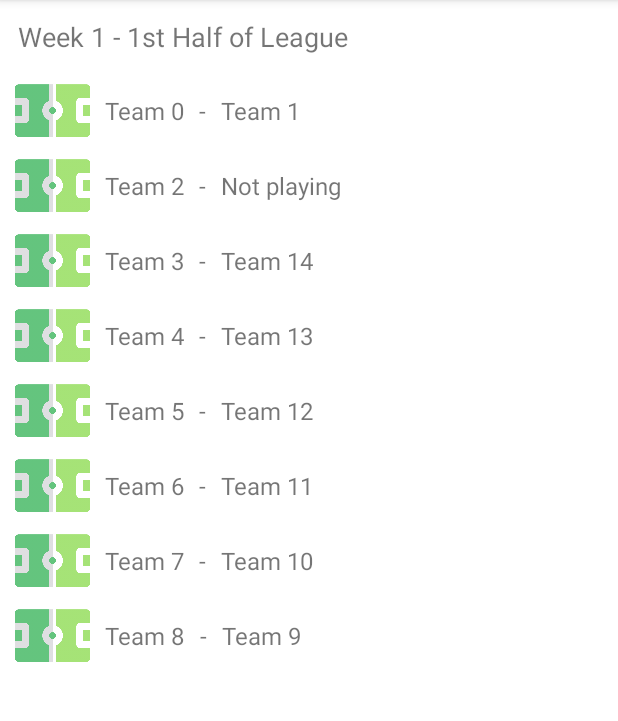
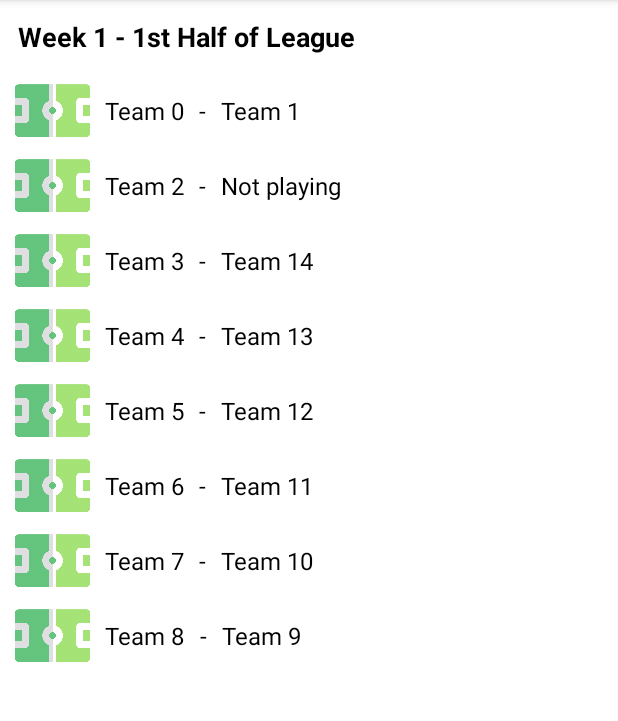
Before and after one commit to canyetismis/202105-HuaweiCaseStudy, an Android app: the FixtureActivity screen opened directly, with no data from a screen before it, on a phone screen of 412 x 824 dp, the part 84-805 px from its top. Run offline under Robolectric (Android 15) with nearby library versions, the phone set to English and light mode, and no system bars.

Commit message:
made some cosmetic changes and changed some colours in themes

```diff
--- a/app/src/main/java/com/canyetismis/football_app/repository/TeamRepository.java
+++ b/app/src/main/java/com/canyetismis/football_app/repository/TeamRepository.java
@@ -46,7 +46,7 @@ public class TeamRepository {
 
     private List<FixtureWeeks> generateFixture(List<Team> teams){
         List<Team> team_list = new ArrayList<>(teams);
-        List<FixtureWeeks> fixtures = new ArrayList<>();
+        List<FixtureWeeks> fixture = new ArrayList<>();
 
         if (team_list.size() % 2 != 0) {
             team_list.add(new Team(notPlaying)); // If odd number of teams add a dummy team
@@ -83,10 +83,10 @@ public class TeamRepository {
                 }
             }
 
-            fixtures.add(new FixtureWeeks(matches, "Week " + (week+1) + " - 1st Half of League"));
+            fixture.add(new FixtureWeeks(matches, "Week " + (week+1) + " - 1st Half of League"));
         }
-        fixtures.addAll(invert(fixtures,numWeeks));
-        return fixtures;
+        fixture.addAll(invert(fixture,numWeeks));
+        return fixture;
     }
 
     private List<FixtureWeeks> invert(List<FixtureWeeks> league1, int numWeeks){
--- a/app/src/main/res/layout/match_list.xml
+++ b/app/src/main/res/layout/match_list.xml
@@ -1,24 +1,22 @@
 <?xml version="1.0" encoding="utf-8"?>
-<RelativeLayout xmlns:android="http://schemas.android.com/apk/res/android"
+<LinearLayout xmlns:android="http://schemas.android.com/apk/res/android"
     android:layout_width="match_parent"
     android:layout_height="match_parent"
+    android:orientation="vertical"
     android:id="@+id/list_layout">
-    <LinearLayout
-        android:layout_width="match_parent"
-        android:layout_height="wrap_content"
-        android:orientation="vertical">
+
     <TextView
         android:id="@+id/week_title"
         android:layout_width="match_parent"
         android:layout_height="wrap_content"
         android:padding="12sp"
         android:textSize="18sp"
-            android:text="Week Title"/>
+        android:text="Week Title"
+        android:textStyle="bold"/>
     <androidx.recyclerview.widget.RecyclerView
         android:layout_width="match_parent"
         android:layout_height="match_parent"
         android:id="@+id/match_list">
     </androidx.recyclerview.widget.RecyclerView>
+
 </LinearLayout>
-
-</RelativeLayout>
--- a/app/src/main/res/values-night/themes.xml
+++ b/app/src/main/res/values-night/themes.xml
@@ -11,6 +11,6 @@
         <item name="colorOnSecondary">@color/black</item>
         <!-- Status bar color. -->
         <item name="android:statusBarColor" tools:targetApi="l">?attr/colorPrimaryVariant</item>
-        <!-- Customize your theme here. -->
+        <item name="android:textColor">@color/white</item>
     </style>
 </resources>
--- a/app/src/main/res/values/themes.xml
+++ b/app/src/main/res/values/themes.xml
@@ -7,10 +7,10 @@
         <item name="colorOnPrimary">@color/white</item>
         <!-- Secondary brand color. -->
         <item name="colorSecondary">@color/teal_200</item>
-        <item name="colorSecondaryVariant">@color/teal_700</item>
+        <item name="colorSecondaryVariant">@color/teal_200</item>
         <item name="colorOnSecondary">@color/black</item>
         <!-- Status bar color. -->
         <item name="android:statusBarColor" tools:targetApi="l">?attr/colorPrimaryVariant</item>
-        <!-- Customize your theme here. -->
+        <item name="android:textColor">@color/black</item>
     </style>
 </resources>
```
Lines whose indentation alone changed are shown as unchanged.
